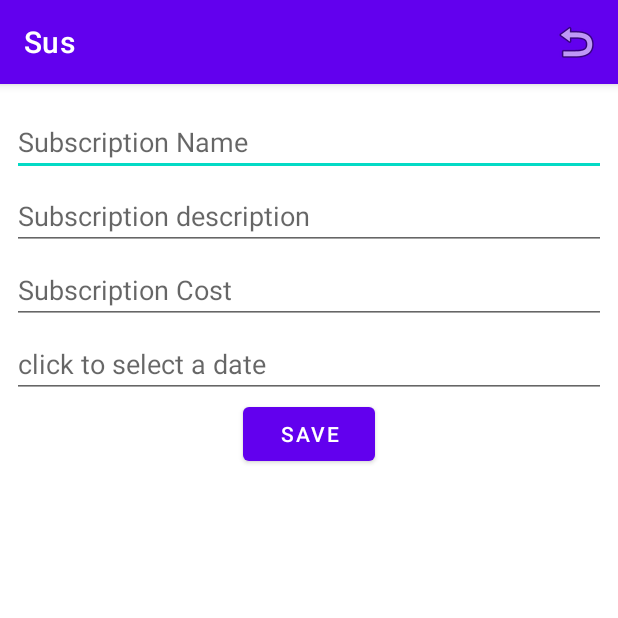
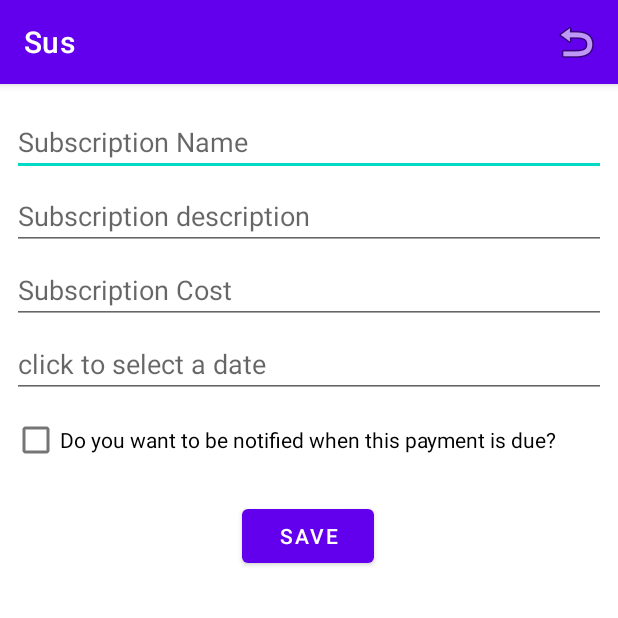
Before and after one commit to cvtc-Hunter-Bauer/2021_Sus, an Android app: the AddSub screen opened directly, with no data from a screen before it, on a phone screen of 412 x 824 dp, the top half of it. Run offline under Robolectric (Android 15) with nearby library versions, the phone set to English and light mode, and no system bars.

Commit message:
Fixed broken changes

```diff
--- a/Sus/app/src/main/java/edu/cvtc/itCapstone/sus/AddSub.java
+++ b/Sus/app/src/main/java/edu/cvtc/itCapstone/sus/AddSub.java
@@ -3,11 +3,14 @@ package edu.cvtc.itCapstone.sus;
 import androidx.annotation.NonNull;
 import androidx.annotation.Nullable;
 import androidx.appcompat.app.AppCompatActivity;
+import androidx.core.app.NotificationCompat;
+import androidx.core.app.NotificationManagerCompat;
 import androidx.loader.app.LoaderManager;
 import androidx.loader.content.AsyncTaskLoader;
 import androidx.loader.content.CursorLoader;
 import androidx.loader.content.Loader;
 
+import android.app.DatePickerDialog;
 import android.content.ContentValues;
 import android.content.Intent;
 import android.database.Cursor;
@@ -18,13 +21,16 @@ import android.view.Menu;
 import android.view.MenuItem;
 import android.view.View;
 import android.widget.Button;
+import android.widget.CheckBox;
+import android.widget.DatePicker;
 import android.widget.EditText;
 import android.widget.Toast;
+
+import java.util.Calendar;
 
 import edu.cvtc.itCapstone.sus.DatabaseContract.SubscriptionInfoEntry;
 
 public class AddSub extends AppCompatActivity implements LoaderManager.LoaderCallbacks<Cursor> {
-
 
     public static final String SUBSCRIPTION_ID = "edu.cvtc.itCapstone.sus.SUBSCRIPTION_ID";
     public static final String ORIGINAL_SUBSCRIPTION_NAME = "edu.cvtc.itCapstone.sus.ORIGINAL_SUBSCRIPTION_NAME";
@@ -32,12 +38,13 @@ public class AddSub extends AppCompatActivity implements LoaderManager.LoaderCal
     public static final String ORIGINAL_SUBSCRIPTION_COST = "edu.cvtc.itCapstone.sus.ORIGINAL_SUBSCRIPTION_COST";
     public static final String ORIGINAL_SUBSCRIPTION_DATE = "edu.cvtc.itCapstone.sus.ORIGINAL_SUBSCRIPTION_DATE";
 
+    public static final String CHANNEL_ID = "channel_payments";
     public static final int ID_NOT_SET = -1;
     public static final int LOADER_SUB = 0;
     private int mSubId;
     private SubscriptionOpenHelper mDbOpenHelper;
 
-    private SubscriptionInfo mSub = new SubscriptionInfo(0, "", "", 0.0, "");
+    private final SubscriptionInfo mSub = new SubscriptionInfo(0, "", "", 0.0, "");
     private int mSubNamePosition;
     private int mSubDescriptionPosition;
     private int mSubCostPosition;
@@ -48,10 +55,12 @@ public class AddSub extends AppCompatActivity implements LoaderManager.LoaderCal
     private double mOriginalSubCost;
     private String mOriginalSubDate;
 
+    private DatePickerDialog mDatepicker;
     private EditText mName;
     private EditText mDescription;
     private EditText mCost;
     private EditText mDate;
+    private CheckBox mCheckbox;
 
     private Button mButton;
     private Button mDeleteButton;
@@ -79,7 +88,28 @@ public class AddSub extends AppCompatActivity implements LoaderManager.LoaderCal
         mName = findViewById(R.id.text_name);
         mDescription = findViewById(R.id.text_description);
         mCost = findViewById(R.id.text_cost);
+        // mDatepicker = findViewById(R.id.sub_DatePicker);
         mDate = findViewById(R.id.text_date);
+        mCheckbox = findViewById(R.id.cbx_notification);
+        mDate.setOnClickListener(new View.OnClickListener() {
+            @Override
+            public void onClick(View v) {
+                // getting the current date using calendar class
+                final Calendar calendar = Calendar.getInstance();
+                int mYear = calendar.get(Calendar.YEAR);
+                int mMonth = calendar.get(Calendar.MONTH);
+                int mDay = calendar.get(Calendar.DAY_OF_MONTH);
+
+                mDatepicker = new DatePickerDialog(AddSub.this, new DatePickerDialog.OnDateSetListener() {
+                    @Override
+                    public void onDateSet(DatePicker view, int year, int month, int dayOfMonth) {
+                        mDate.setText((month + 1) + "/" + dayOfMonth + "/" + year);
+
+                    }
+                }, mYear, mMonth, mDay);
+                mDatepicker.show();
+            }
+        });
 
         mButton.setOnClickListener(new View.OnClickListener() {
 
@@ -93,6 +123,10 @@ public class AddSub extends AppCompatActivity implements LoaderManager.LoaderCal
                         saveOriginalSub();
                     } else {
                         restoreOriginalSub(savedInstanceState);
+                    }
+
+                    if (mCheckbox.isChecked()) {
+                        createNotification();
                     }
                     startActivity(new Intent(AddSub.this, MainActivity.class));
                 }
@@ -153,7 +187,7 @@ public class AddSub extends AppCompatActivity implements LoaderManager.LoaderCal
         }
     }
 
-    public void deleteSubscriptionFromDatabase() {
+    private void deleteSubscriptionFromDatabase() {
         // Create selection criteria
         final String selection = SubscriptionInfoEntry._ID + " = ?";
         final String[] selectionArgs = {Integer.toString(mSubId)};
@@ -359,11 +393,20 @@ public class AddSub extends AppCompatActivity implements LoaderManager.LoaderCal
         }
     }
 
-    // On Delete button click
-    public void deleteSubscription(View view) {
+    private void createNotification() {
+        NotificationCompat.Builder builder = new NotificationCompat.Builder(this, CHANNEL_ID);
+        builder.setSmallIcon(R.drawable.ic_payments);
+        builder.setContentTitle("Upcoming Payment to " + mName.getText());
+        builder.setContentText("Your Payment to " + mName.getText() + " will be payed on " + mDate.getText() + ".");
+        builder.setPriority(NotificationCompat.PRIORITY_LOW);
 
-        deleteSubscriptionFromDatabase();
+        NotificationManagerCompat notificationManager = NotificationManagerCompat.from(this);
+        // notificationId is a unique int for each notification that you must define
+        notificationManager.notify(mSubId, builder.build());
+    }
+        // On Delete button click
+        public void deleteSubscription(View view) {
+            deleteSubscriptionFromDatabase();
+        }
 
     }
-
-}
--- a/Sus/app/src/main/java/edu/cvtc/itCapstone/sus/DataManager.java
+++ b/Sus/app/src/main/java/edu/cvtc/itCapstone/sus/DataManager.java
@@ -6,7 +6,7 @@ import java.util.List;
 import edu.cvtc.itCapstone.sus.DatabaseContract.SubscriptionInfoEntry;
 public class DataManager {
     private static DataManager ourInstance = null;
-    private List<SubscriptionInfo> mSubscriptions = new ArrayList<>();
+    private final List<SubscriptionInfo> mSubscriptions = new ArrayList<>();
     public static DataManager getInstance() {
         if (ourInstance == null) {
             ourInstance = new DataManager();
--- a/Sus/app/src/main/java/edu/cvtc/itCapstone/sus/DataWorker.java
+++ b/Sus/app/src/main/java/edu/cvtc/itCapstone/sus/DataWorker.java
@@ -7,7 +7,7 @@ import static edu.cvtc.itCapstone.sus.DatabaseContract.*;
 
 public class DataWorker {
 
-    private SQLiteDatabase  mDb;
+    private final SQLiteDatabase  mDb;
 
     public DataWorker(SQLiteDatabase db){
         mDb = db;
--- a/Sus/app/src/main/java/edu/cvtc/itCapstone/sus/MainActivity.java
+++ b/Sus/app/src/main/java/edu/cvtc/itCapstone/sus/MainActivity.java
@@ -76,11 +76,10 @@ public class MainActivity extends AppCompatActivity implements LoaderManager.Loa
 
                     break;
                 case R.id.action_graph:
-                    //TODO:Have a Intent to the graph activity and remove Toast
                     Intent intent2 = new Intent(MainActivity.this, Graph.class);
                     MainActivity.this.startActivity(intent2);
-                    Toast.makeText(MainActivity.this, "Graph", Toast.LENGTH_SHORT).show();
-                    break;                }
+                    break;
+            }
             return true;
         });
 
--- a/Sus/app/src/main/java/edu/cvtc/itCapstone/sus/MainMenu.java
+++ b/Sus/app/src/main/java/edu/cvtc/itCapstone/sus/MainMenu.java
@@ -51,11 +51,10 @@ public class MainMenu extends AppCompatActivity implements LoaderManager.LoaderC
                     MainMenu.this.startActivity(intent);
                     break;
                 case R.id.action_graph:
-                    //TODO:Have a Intent to the graph activity and remove Toast
                     Intent intent2 = new Intent(MainMenu.this, Graph.class);
                     MainMenu.this.startActivity(intent2);
-                   // Toast.makeText(MainMenu.this, "Graph", Toast.LENGTH_SHORT).show();
-                    break;                }
+                    break;
+            }
             return true;
         });
 
--- a/Sus/app/src/main/res/layout/activity_add_sub.xml
+++ b/Sus/app/src/main/res/layout/activity_add_sub.xml
@@ -63,16 +63,26 @@
         app:layout_constraintStart_toStartOf="@+id/text_cost"
         app:layout_constraintTop_toBottomOf="@+id/text_cost" />
 
+    <CheckBox
+        android:id="@+id/cbx_notification"
+        android:layout_width="wrap_content"
+        android:layout_height="wrap_content"
+        android:layout_marginStart="8dp"
+        android:layout_marginTop="4dp"
+        android:text="Do you want to be notified when this payment is due?"
+        app:layout_constraintStart_toStartOf="parent"
+        app:layout_constraintTop_toBottomOf="@+id/text_date" />
+
     <Button
         android:id="@+id/button_save"
         android:layout_width="wrap_content"
         android:layout_height="wrap_content"
+        android:layout_marginTop="16dp"
         android:text="@string/string_button_text"
-        tools:layout_editor_absoluteX="147dp"
-        tools:layout_editor_absoluteY="228dp"
         app:layout_constraintEnd_toEndOf="@+id/text_date"
+        app:layout_constraintHorizontal_bias="0.498"
         app:layout_constraintStart_toStartOf="@+id/text_date"
-        app:layout_constraintTop_toBottomOf="@+id/text_date" />
+        app:layout_constraintTop_toBottomOf="@+id/cbx_notification" />
 
     <Button
         android:id="@+id/button_delete"
```
